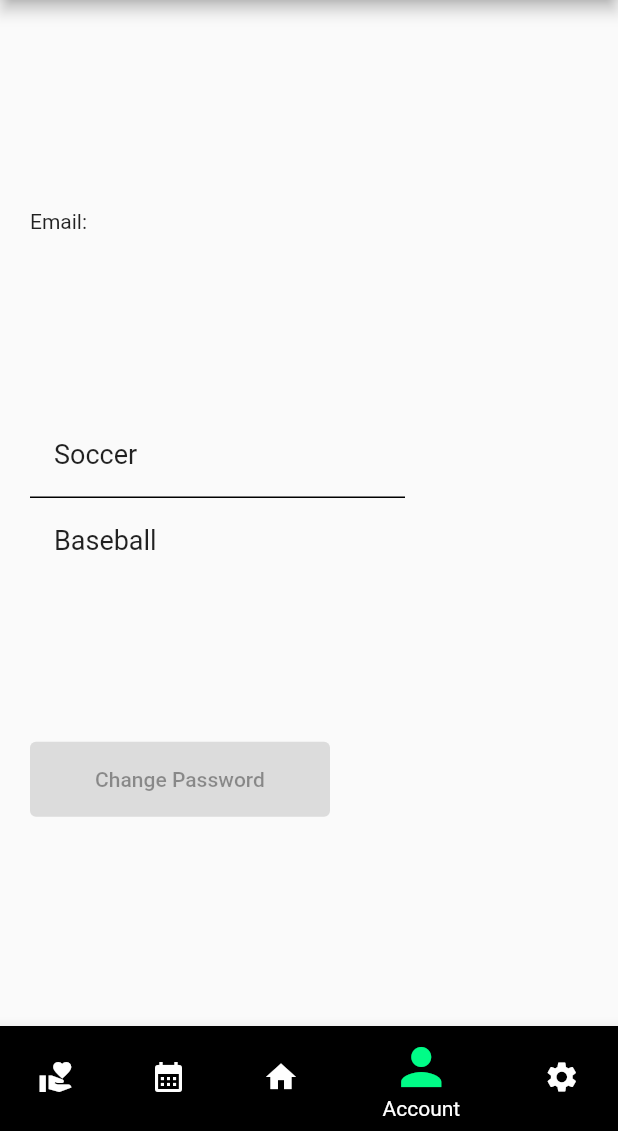
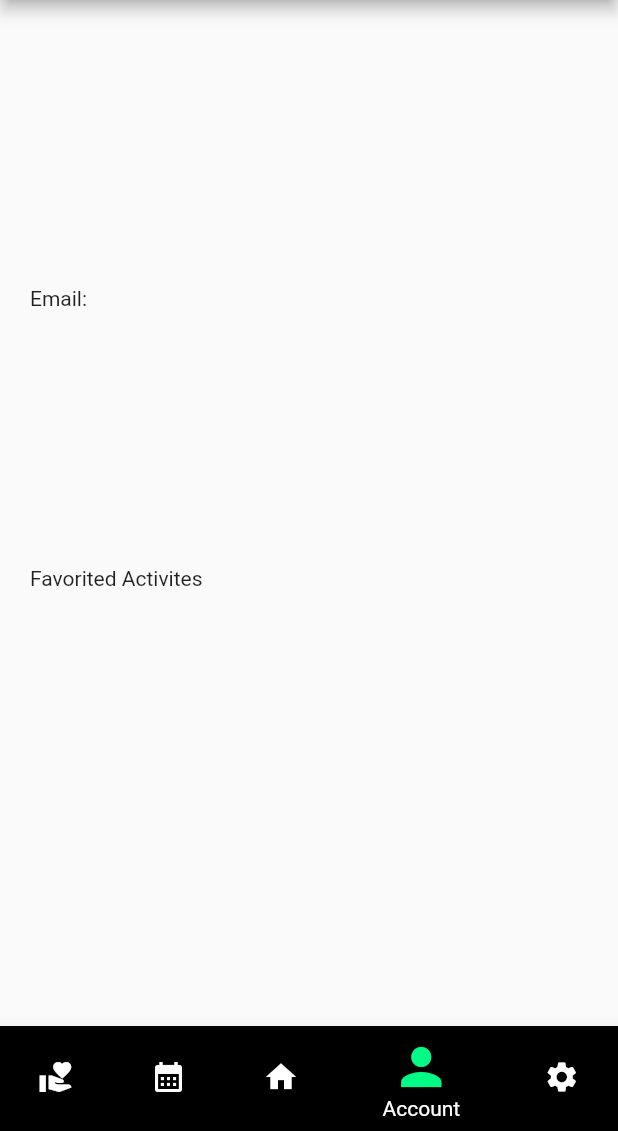
Before and after one commit to lemons342/MobileAppsTeam1, a Flutter app: the screen it shows after launch, item 4 of the bottom bar chosen, on a phone screen of 412 x 824 dp, the part 105-1236 px from its top. Run offline on Flutter 3.47's test engine with Material 2 defaults, Android fonts, the phone set to English and light mode, and no system bars; our stand-ins replace cloud_firestore, firebase_auth, firebase_core, table_calendar; accounts and stored records are empty.

```diff
--- a/starter/lib/account.dart
+++ b/starter/lib/account.dart
@@ -1,10 +1,11 @@
 // ignore_for_file: avoid_types_as_parameter_names
 
 import 'package:flutter/material.dart';
+import 'package:cloud_firestore/cloud_firestore.dart';
 
 import 'account_model.dart';
 
-class Account extends StatefulWidget{
+class Account extends StatefulWidget {
   const Account({Key? key, required this.model}) : super(key: key);
   final AccountModel model;
 
@@ -13,35 +14,79 @@ class Account extends StatefulWidget{
 }
 
 class _AccountState extends State<Account> {
-  final List<String> activities = ["Soccer", "Baseball"];
-
   //Due to current issues with firestore, as of 11/18/2022, has been left unimplemented
   @override
-  Widget build(BuildContext context){
-    return Center(child: Padding(padding: const EdgeInsets.all(20.0), child: Column(mainAxisAlignment: MainAxisAlignment.spaceEvenly, crossAxisAlignment: CrossAxisAlignment.stretch, children: <Widget>[
+  Widget build(BuildContext context) {
+    return Center(
+        child: Padding(
+      padding: const EdgeInsets.all(20.0),
+      child: Column(
+        mainAxisAlignment: MainAxisAlignment.spaceEvenly,
+        crossAxisAlignment: CrossAxisAlignment.stretch,
+        children: <Widget>[
           //Will display the email of the user
-      Row(mainAxisAlignment:  MainAxisAlignment.start, children: [
+          Row(
+            mainAxisAlignment: MainAxisAlignment.start,
+            children: [
               Text('Email: ${widget.model.GetUserEmail()}'),
-      ],),
+            ],
+          ),
           //Will list the favorite activites entered or selected by the user
-      Row(mainAxisAlignment:  MainAxisAlignment.start, children: [
-        SizedBox(height: 100.0, width: 250.0, child:
-        ListView.separated(
-        itemCount: activities.length,
+          Column(
+            children: [
+              Row(
+                  mainAxisAlignment: MainAxisAlignment.start,
+                  children: const [Text('Favorited Activites')]),
+              Row(
+                mainAxisAlignment: MainAxisAlignment.start,
+                children: [
+                  FutureBuilder<QuerySnapshot>(
+                      future:
+                          _getFavoriteActivities(email: widget.model.GetUserEmail()),
+                      builder: (BuildContext context,
+                          AsyncSnapshot<QuerySnapshot> snapshot) {
+                        if (snapshot.connectionState ==
+                            ConnectionState.waiting) {
+                          return const Center(child: Text('Waiting'));
+                        } else if (snapshot.hasError) {
+                          return const Center(child: Text('Error'));
+                        } else if (snapshot.hasData) {
+                          List<QueryDocumentSnapshot> activities =
+                              snapshot.data!.docs;
+                          return SizedBox(
+                              height: 100.0,
+                              width: 250.0,
+                              child: ListView.separated(
+                                  itemCount: snapshot.data!.size,
                                   itemBuilder: (context, index) {
                                     return ListTile(
-              title: Text(activities[index], style: const TextStyle(fontSize: 18.0)));
+                                        title: Text(activities[index]['name'],
+                                            style: const TextStyle(
+                                                fontSize: 18.0)));
                                   },
                                   separatorBuilder: (context, int) =>
-            const Divider(color: Colors.black, thickness: 1.0, height: 1.0))
-        )],
+                                      const Divider(
+                                          color: Colors.black,
+                                          thickness: 1.0,
+                                          height: 1.0)));
+                        } else {
+                          return const Center(
+                              child: Text('This probably won\'t be returned'));
+                        }
+                      })
+                ],
               ),
-      //Takes the user to a spot or change password
-      Row(mainAxisAlignment:  MainAxisAlignment.start, children: const [
-        SizedBox(height: 50.0, width: 200.0, child:
-          ElevatedButton(onPressed: null, child: Text("Change Password"))
-        )
-      ],),
-    ],),));
+            ],
+          ),
+        ],
+      ),
+    ));
+  }
+
+  Future<QuerySnapshot> _getFavoriteActivities({required String email}) {
+    return FirebaseFirestore.instance
+        .collection('activities')
+        .where('Favorited', arrayContains: email)
+        .get();
   }
 }
--- a/starter/lib/main.dart
+++ b/starter/lib/main.dart
@@ -12,7 +12,7 @@ import 'login.dart';
 import 'account_model.dart';
 
 //Connecting to database before running appp
-void main() async{
+void main() async {
   WidgetsFlutterBinding.ensureInitialized();
   await Firebase.initializeApp(
     name: 'finalproject-team1',
@@ -20,18 +20,20 @@ void main() async{
   );
   runApp(ChangeNotifierProvider(
       create: (context) => AccountModel(),
-    child: MaterialApp(title: 'FreeTime', home: const MyApp(), routes: {'/home': (context) {
+      child: MaterialApp(
+        title: 'FreeTime',
+        home: const MyApp(),
+        routes: {
+          '/home': (context) {
             return const HomeScreen();
           },
-        '/sign-in': ((context) {
-          return const Login();
-        }),
           '/register': ((context) {
-          return const CreateAccount();
+            return Consumer<AccountModel>(builder: (context, model, child) {
+              return CreateAccount(model: model);
+            });
           }),
         },
-    )
-  ));
+      )));
 }
 
 class MyApp extends StatefulWidget {
@@ -40,18 +42,9 @@ class MyApp extends StatefulWidget {
   @override
   State<MyApp> createState() => _MyAppState();
 }
-AccountModel model = AccountModel();
+
 class _MyAppState extends State<MyApp> {
   int selectedIndex = 4; //default index to start at homescreen
-
-
-  List<Widget> tabViews = [ //list of calls to screens
-    const ActivityScreen(),
-    const Calendar(),
-    const HomeScreen(),
-    Account(model: model,),
-    const Login()
-  ];
 
   void _handleTap(int index) {
     setState(() {
@@ -61,6 +54,19 @@ class _MyAppState extends State<MyApp> {
 
   @override
   Widget build(BuildContext context) {
+    return Consumer<AccountModel>(
+      builder: (context, model, child) {
+        List<Widget> tabViews = [
+          //list of calls to screens
+          const ActivityScreen(),
+          const Calendar(),
+          const HomeScreen(),
+          Account(model: model),
+          Login(
+            model: model,
+          )
+        ];
+
         return DefaultTabController(
           length: 5,
           child: Scaffold(
@@ -69,7 +75,8 @@ class _MyAppState extends State<MyApp> {
               backgroundColor: Colors.black,
               title: const Text('FreeTime'), //Make this look better
               actions: [
-            SizedBox( //title bar(top of screen)
+                SizedBox(
+                  //title bar(top of screen)
                   width: 200,
                   child: Image.asset(
                     'assets/bbbs_logo.png',
@@ -92,7 +99,8 @@ class _MyAppState extends State<MyApp> {
               unselectedItemColor: Colors.white,
               backgroundColor: Colors.black,
               onTap: _handleTap,
-          items: const [ //*** temporary tabs for login and create account
+              items: const [
+                //*** temporary tabs for login and create account
                 BottomNavigationBarItem(
                     tooltip: 'Activities',
                     backgroundColor: Colors.black,
@@ -122,5 +130,7 @@ class _MyAppState extends State<MyApp> {
             ),
           ),
         );
+      },
+    );
   }
 }
--- a/starter/pubspec.yaml
+++ b/starter/pubspec.yaml
@@ -40,7 +40,6 @@ dependencies:
   cloud_firestore: ^4.0.5
   firebase_core: ^2.2.0
   firebase_auth: ^4.1.3
-  firebase_ui_auth: ^1.0.2
   provider: ^6.0.3
 
 dev_dependencies:
```
Also changed, not shown: starter/lib/account_model.dart (+4 -5 lines), starter/lib/createaccount.dart (+7 -3 lines), starter/lib/login.dart (+15 -3 lines), starter/pubspec.lock, 1 other file. Lines whose indentation alone changed are shown as unchanged.
